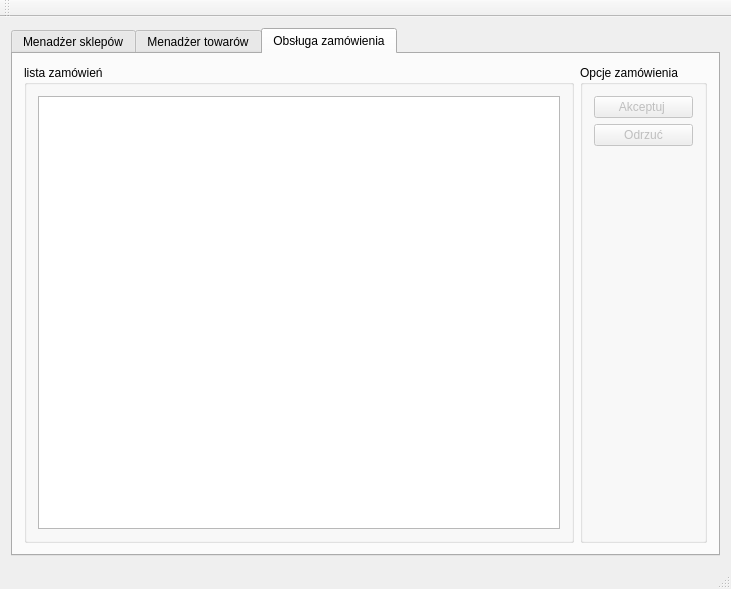
First picture: the form in Hurtownia/hurtownia.ui, repository korredMS/projekt, before the edit.
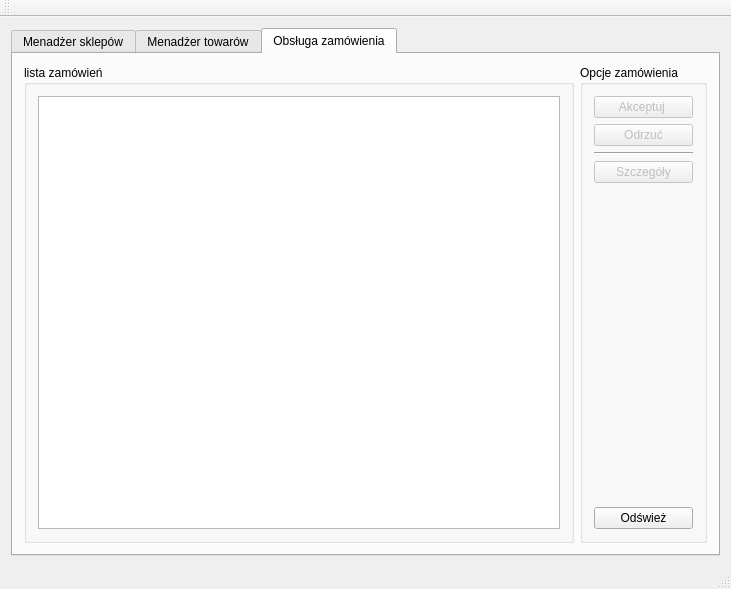
Second picture: the form after the edit. The open tabs and pages were chosen to show the change.

```diff
--- a/Hurtownia/hurtownia.ui
+++ b/Hurtownia/hurtownia.ui
@@ -308,6 +308,23 @@
                  </property>
                 </widget>
                </item>
+               <item>
+                <widget class="Line" name="line">
+                 <property name="orientation">
+                  <enum>Qt::Horizontal</enum>
+                 </property>
+                </widget>
+               </item>
+               <item>
+                <widget class="QPushButton" name="szczegolyButton">
+                 <property name="enabled">
+                  <bool>false</bool>
+                 </property>
+                 <property name="text">
+                  <string>Szczegóły</string>
+                 </property>
+                </widget>
+               </item>
                <item>
                 <spacer name="verticalSpacer_4">
                  <property name="orientation">
@@ -321,6 +338,13 @@
                  </property>
                 </spacer>
                </item>
+               <item>
+                <widget class="QPushButton" name="odswiezButton">
+                 <property name="text">
+                  <string>Odśwież</string>
+                 </property>
+                </widget>
+               </item>
               </layout>
              </item>
             </layout>
```
Left out of the diff: 2 changed lines with no effect on the pictures.
